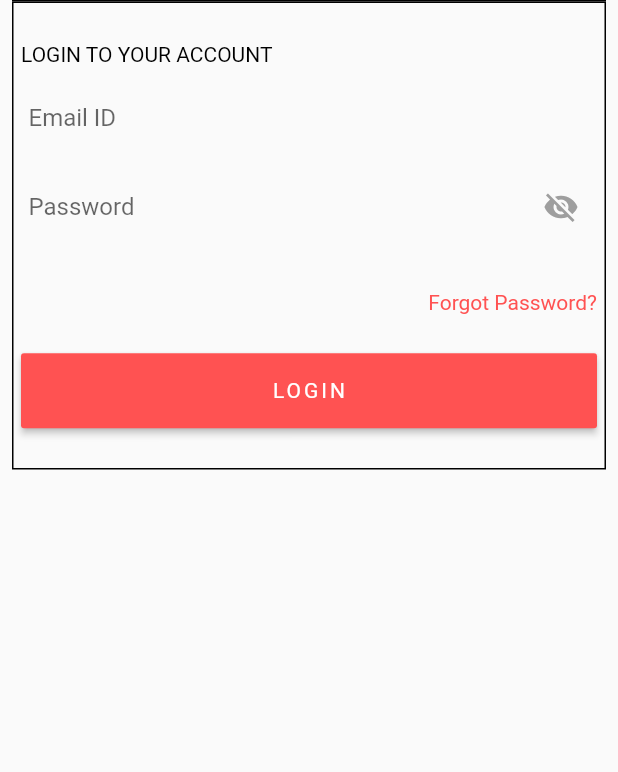
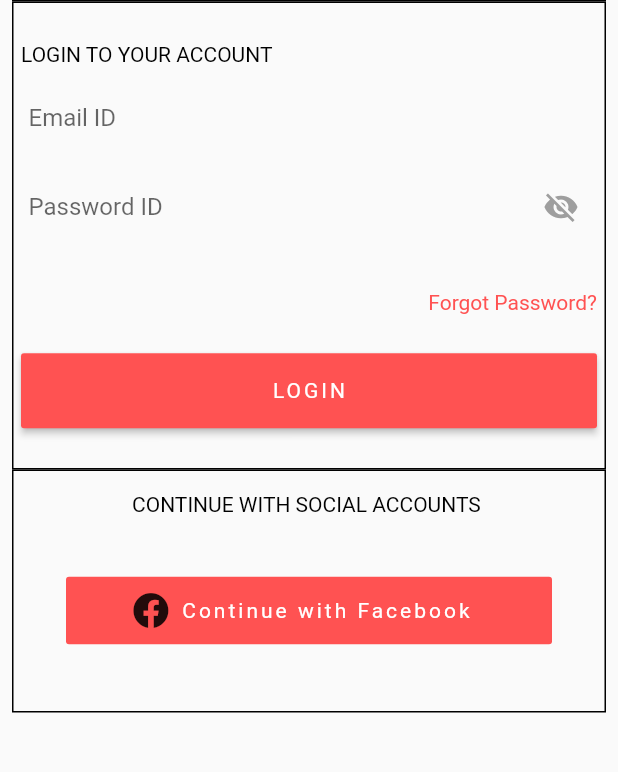
Before and after one commit to Bolados/b-uber-eats-mobile, a Flutter app: the screen it shows after launch, after a tap on "en", after a tap on "ExScreen2", on a phone screen of 412 x 824 dp, the part 156-928 px from its top. Run offline on Flutter 3.47's test engine with Material 2 defaults, Android fonts, the phone set to English and light mode, and no system bars; our stand-ins replace font_awesome_flutter, shared_preferences.

Commit message:
login screen

```diff
--- a/lib/main.dart
+++ b/lib/main.dart
@@ -12,7 +12,8 @@ void main() async {
 
   await ROUTE.init();
   // Initializes the translation module
-  await i18n.init(ui.window.locale.languageCode);
+  // await i18n.init(ui.window.locale.languageCode);
+  await i18n.init('en');
 
   // then start the application
   runApp( MyApplication(),);
--- a/lib/screens/loginScreen/components/loginForm.dart
+++ b/lib/screens/loginScreen/components/loginForm.dart
@@ -16,7 +16,7 @@ class _LoginFormState extends State<LoginForm> {
 
   // These functions can self contain any user auth logic required, they all have access to _email and _password
 
-  _loginPressed () {
+  _submit () {
     print('The user wants to login with ${_email} and ${_password}');
   }
 
@@ -24,69 +24,15 @@ class _LoginFormState extends State<LoginForm> {
     print("The user wants a password reset request sent to ${_email}");
   }
 
-  _togglePasswordVisibility () {
-    this.setState((){});
-    print("Toogle password to ${_passwordVisible}");
-
-  }
-
-  final TextEditingController _emailFilter = new TextEditingController();
-  final TextEditingController _passwordFilter = new TextEditingController();
+  final TextEditingController _emailController = new TextEditingController();
+  final TextEditingController _passwordController = new TextEditingController();
 
   @override
   void initState() {
     super.initState();
-    _emailFilter.addListener(_emailListen);
-    _passwordFilter.addListener(_passwordListen);
+    _emailController.addListener(_emailListen);
+    _passwordController.addListener(_passwordListen);
   }
-
-  // final TextEditingController _emailFilter = new TextEditingController();
-  // final TextEditingController _passwordFilter = new TextEditingController();
-
-  // String email = "";
-  // String password = "";
-  // bool passwordVisible = false;
-  // VoidCallback submitAction;
-  // VoidCallback forgotPasswordAction;
-  // VoidCallback showPasswordAction;
-
-  // @override
-  // void initState() {
-  //   super.initState();
-  //   _emailFilter.addListener(_emailListen);
-  //   _passwordFilter.addListener(_passwordListen);
-  //   _loginForm.forgotPasswordAction = _passwordReset;
-  //   _loginForm.submitAction = _loginPressed;
-  //   _loginForm.showPasswordAction = _togglePasswordVisibility;
-  // }
-
-  // void _emailListen() {
-  //   if (_emailFilter.text.isEmpty) {
-  //     email = "";
-  //   } else {
-  //     email = _emailFilter.text;
-  //   }
-  // }
-
-  // void _passwordListen() {
-  //   if (_passwordFilter.text.isEmpty) {
-  //     password = "";
-  //   } else {
-  //     password = _passwordFilter.text;
-  //   }
-  // }
-
-  // LoginForm({
-  //   this.email = "",
-  //   this.password = "",
-  //   this.passwordVisible = false,
-  //   this.submitAction,
-  //   this.forgotPasswordAction,
-  //   this.showPasswordAction,
-  // }) {
-  //   _emailFilter.addListener(_emailListen);
-  //   _passwordFilter.addListener(_passwordListen);
-  // }
 
   @override
   Widget build(BuildContext context) {
@@ -105,7 +51,6 @@ class _LoginFormState extends State<LoginForm> {
           width: double.infinity,
           height: 300,
           child: Form(
-
             child: Column(
               mainAxisSize: MainAxisSize.min,
               mainAxisAlignment: MainAxisAlignment.center,
@@ -139,8 +84,7 @@ class _LoginFormState extends State<LoginForm> {
       margin: EdgeInsets.only(top: 5, left: 5, right: 0, bottom: 0),
       padding: EdgeInsets.all( 0),
       child: TextFormField(
-        controller: _emailFilter,
-        //  controller: _userPasswordController,
+        controller: _emailController,
         // validator:,
         // onSaved: (val) => _email = val,
         // onFieldSubmitted: (val) => _email = val,
@@ -161,14 +105,14 @@ class _LoginFormState extends State<LoginForm> {
       margin: EdgeInsets.only(left: 5),
       child: TextFormField(
         keyboardType: TextInputType.text,
-        controller: _passwordFilter,
+        controller: _passwordController,
         // validator:,
         // onSaved: (val) => _password = val,
         // onFieldSubmitted: (val) => _password = val,
         obscureText: !_passwordVisible, //This will obscure text dynamically
         decoration: InputDecoration(
-          labelText: 'Password',
-          hintText: 'Enter your password',
+          hintText:  i18n.tr("LOGIN_SCREEN.LOGIN_FORM.INPUT.PASSWORD.HINT"),
+          labelText: i18n.tr("LOGIN_SCREEN.LOGIN_FORM.INPUT.PASSWORD.LABEL"),
           border: InputBorder.none,
           suffixIcon: IconButton(
             icon: Icon(
@@ -177,18 +121,8 @@ class _LoginFormState extends State<LoginForm> {
               : Icons.visibility_off,
               color: Colors.grey,
             ),
-            tooltip: 'Show / Hide Password',
-            onPressed: () {
-              // _passwordVisible = !_passwordVisible;
-              // if(this.showPasswordAction != null) {
-              //   this.showPasswordAction();
-              // }
-              // print(this.showPasswordAction);
-              // Update the state i.e. toogle the state of passwordVisible variable
-              setState(() {
-                  _passwordVisible = !_passwordVisible;
-              });
-            },
+            tooltip: i18n.tr("LOGIN_SCREEN.LOGIN_FORM.ACTIONS.HIDE_SHOW_PASSWORD.TOOLTIP"),
+            onPressed: _togglePasswordVisibility,
           ),
         ),
       )
@@ -202,7 +136,7 @@ class _LoginFormState extends State<LoginForm> {
         alignment: Alignment.centerRight,
         child: FlatButton(
           child: Text(
-            'Forgot Password?',
+            i18n.tr("LOGIN_SCREEN.LOGIN_FORM.ACTIONS.FORGOT_PASSWORD.TITLE"),
             style: forgotPasswordStyle,
             textAlign: TextAlign.right,
           ),
@@ -222,29 +156,35 @@ class _LoginFormState extends State<LoginForm> {
         child: RaisedButton(
           color: Colors.redAccent,
           child: Text(
-            'Login'.toUpperCase(),
+            i18n.tr("LOGIN_SCREEN.LOGIN_FORM.ACTIONS.SUBMIT.TITLE").toUpperCase(),
             style: submitButtonStyle,
             ),
-          onPressed: _loginPressed
+          onPressed: _submit
         )
       )
     );
   }
 
+  void _togglePasswordVisibility () {
+    setState(() {
+        _passwordVisible = !_passwordVisible;
+    });
+  }
+
 
   void _emailListen() {
-    if (_emailFilter.text.isEmpty) {
+    if (_emailController.text.isEmpty) {
       _email = "";
     } else {
-      _email = _emailFilter.text;
+      _email = _emailController.text;
     }
   }
 
   void _passwordListen() {
-    if (_passwordFilter.text.isEmpty) {
+    if (_passwordController.text.isEmpty) {
       _password = "";
     } else {
-      _password = _passwordFilter.text;
+      _password = _passwordController.text;
     }
   }
 
--- a/lib/screens/loginScreen/components/social.dart
+++ b/lib/screens/loginScreen/components/social.dart
@@ -0,0 +1,93 @@
+import 'package:flutter/material.dart';
+import 'package:oubereats/services/i18n/i18n.dart';
+import 'package:font_awesome_flutter/font_awesome_flutter.dart';
+
+I18n i18n = I18n.getInstance();
+
+class Social extends StatelessWidget {
+
+  @override
+  Widget build(BuildContext context) {
+    Size size = MediaQuery.of(context).size;
+    return Container(
+      decoration: BoxDecoration(
+        border: Border(
+          bottom: BorderSide(),top: BorderSide(),left: BorderSide(),right: BorderSide(),
+        ),
+      ),
+      child: Card(
+        elevation: 0,
+        color: Colors.transparent,
+        margin: EdgeInsets.all(5),
+        child: SizedBox (
+          width: double.infinity,
+          height: 150,
+          child: Form(
+            child: Column(
+              mainAxisSize: MainAxisSize.min,
+              mainAxisAlignment: MainAxisAlignment.center,
+              crossAxisAlignment: CrossAxisAlignment.center,
+              children: <Widget>[
+                _title(),
+                SizedBox(
+                  height: 10.0,
+                ),
+                // FacebookSignInButton(onPressed: () {}),
+                _social('Facebook')
+              ]
+            ),
+          )
+        )
+      )
+    );
+  }
+}
+
+Widget _title() {
+  return Container(
+    padding: EdgeInsets.all(0),
+    alignment: Alignment.center,
+    child: Text(
+      i18n.tr("LOGIN_SCREEN.SOCIAL.TITLE").toUpperCase(),
+      style: styleTitle,
+    ),
+  );
+}
+
+Widget _social(String kind) {
+  return Container(
+    alignment: Alignment.center,
+    padding: EdgeInsets.all(30),
+    child: SizedBox(
+      width: double.infinity,
+      height: 45.0,
+      child: FlatButton.icon(
+        color: Colors.redAccent,
+        icon: Icon(FontAwesomeIcons.facebook),
+        label: Text(
+          i18n.tr("LOGIN_SCREEN.SOCIAL.ACTIONS.TITLE",args: [kind]),
+          style: buttonStyle,
+          ),
+        onPressed: () => _purchaseSocial(kind),
+      )
+    )
+  );
+}
+
+void _purchaseSocial(String kind) {
+  print('User want to continue with Facebook $kind Network');
+}
+
+
+
+TextStyle buttonStyle = TextStyle(
+  color: Colors.white,
+  fontWeight: FontWeight.w400,
+  fontStyle: FontStyle.normal,
+  letterSpacing: 2.0
+);
+
+TextStyle styleTitle = TextStyle(
+  fontWeight: FontWeight.w400,
+  color: Colors.black,
+);
--- a/lib/screens/loginScreen/loginScreen.dart
+++ b/lib/screens/loginScreen/loginScreen.dart
@@ -3,6 +3,7 @@
 import 'package:flutter/material.dart';
 import 'package:oubereats/screens/loginScreen/components/header.dart';
 import 'package:oubereats/screens/loginScreen/components/loginForm.dart';
+import 'package:oubereats/screens/loginScreen/components/social.dart';
 import 'package:oubereats/services/i18n/i18n.dart';
 
 I18n i18n = I18n.getInstance();
@@ -43,10 +44,13 @@ class _LoginScreenState extends State<LoginScreen> {
               children: <Widget>[
                 Header(),
                 SizedBox(
-                  height: orientation == Orientation.portrait ? 0.0 : 5.0,
+                  height: orientation == Orientation.portrait ? 0.0 : 1.0,
                 ),
-                // _buildLoginForm(context),
                 LoginForm(),
+                SizedBox(
+                  height: orientation == Orientation.portrait ? 0.0 : 1.0,
+                ),
+                Social(),
               ]
             );
           }
--- a/pubspec.yaml
+++ b/pubspec.yaml
@@ -20,6 +20,8 @@ dependencies:
   flutter:
     sdk: flutter
   shared_preferences: ^0.5.3+4
+  flutter_auth_buttons: ^0.5.0
+  font_awesome_flutter: ^8.5.0
 
   # The following adds the Cupertino Icons font to your application.
   # Use with the CupertinoIcons class for iOS style icons.
```
Also changed, not shown: assets/i18n/en.json (+8 -3 lines), assets/i18n/fr.json (+10 -6 lines), pubspec.lock.
